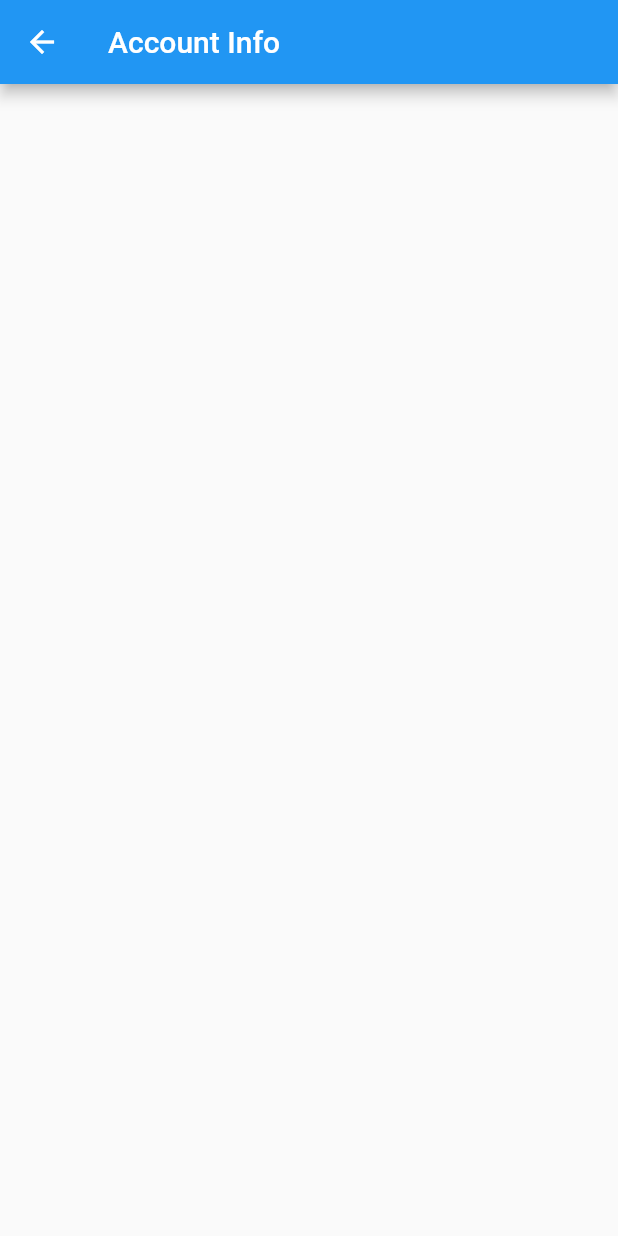
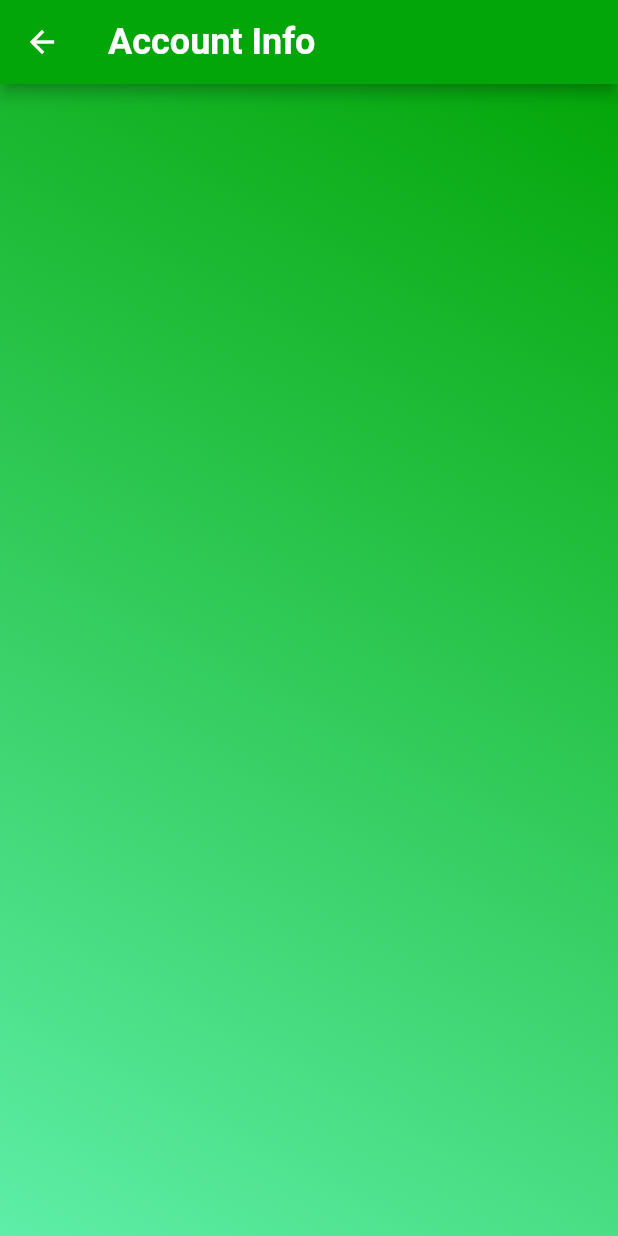
Before and after one commit to JeffreyAguilar/financial_app_proj, a Flutter app: the HomePage screen opened by its route, after a tap on the "account circle" icon, on a phone screen of 412 x 824 dp. Run offline on Flutter 3.47's test engine with Material 2 defaults, Android fonts, the phone set to English and light mode, and no system bars; our stand-ins replace shared_preferences; accounts and stored records are empty.

Commit message:
UI Color Theme implemented

```diff
--- a/financial_app/lib/ui/acc_info.dart
+++ /dev/null
@@ -1,16 +0,0 @@
-import 'package:flutter/material.dart';
-
-class AccInfo extends StatelessWidget {
-  const AccInfo({super.key, required this.title});
-
-  final String title;
-
-  @override
-  Widget build(BuildContext context) {
-    return Scaffold(
-      appBar: AppBar(
-        title: const Text('Account Info'),
-      ),
-    );
-  }
-}
--- /dev/null
+++ b/financial_app/lib/ui/child_acc_info.dart
@@ -0,0 +1,54 @@
+import 'package:flutter/material.dart';
+
+class ChildAccInfo extends StatefulWidget {
+  const ChildAccInfo({super.key, required this.title});
+
+  final String title;
+
+  @override
+  State<ChildAccInfo> createState() => _ChildAccInfoState();
+}
+
+class _ChildAccInfoState extends State<ChildAccInfo> {
+  @override
+  Widget build(BuildContext context) {
+    return Scaffold(
+      appBar: AppBar(
+        backgroundColor: const Color.fromARGB(255, 3, 166, 8),
+        title: const Text('Account Info',
+            style: TextStyle(
+                color: Colors.white,
+                fontSize: 24.0,
+                fontWeight: FontWeight.bold)),
+      ),
+      body: const AccountInformation(),
+    );
+  }
+}
+
+class AccountInformation extends StatefulWidget {
+  const AccountInformation({super.key});
+
+  @override
+  State<AccountInformation> createState() => _AccountInformationState();
+}
+
+class _AccountInformationState extends State<AccountInformation> {
+  @override
+  Widget build(BuildContext context) {
+    return Scaffold(
+      body: Container(
+        decoration: const BoxDecoration(
+            gradient: LinearGradient(
+          begin: Alignment.topRight,
+          end: Alignment.bottomLeft,
+          colors: [
+            Color.fromARGB(255, 3, 166, 8),
+            Color.fromARGB(255, 94, 238, 168)
+          ],
+        )),
+
+      ),
+    );
+  }
+}
--- a/financial_app/lib/ui/home_page.dart
+++ b/financial_app/lib/ui/home_page.dart
@@ -1,5 +1,6 @@
-import 'package:financial_app/ui/acc_info.dart';
+import 'package:financial_app/ui/child_acc_info.dart';
 import 'package:flutter/material.dart';
+
 class HomePage extends StatefulWidget {
   const HomePage({super.key, required this.title});
 
@@ -14,63 +15,115 @@ class _HomePageState extends State<HomePage> {
   Widget build(BuildContext context) {
     return Scaffold(
         appBar: AppBar(
-        title: const Text('Home Page'),
+          backgroundColor: const Color.fromARGB(255, 3, 166, 8),
+          title: const Text('Home Page',
+              style: TextStyle(
+                  color: Colors.white,
+                  fontSize: 24.0,
+                  fontWeight: FontWeight.bold)),
           actions: <Widget>[
             IconButton(
               icon: const Icon(
                 Icons.account_circle_sharp,
                 color: Colors.white,
               ),
-            onPressed: (){
-              Navigator.push(context, MaterialPageRoute(builder: (context){
-                return const AccInfo(title: 'Account Info');
+              onPressed: () {
+                Navigator.push(context, MaterialPageRoute(builder: (context) {
+                  return const ChildAccInfo(title: 'Account Info');
                 }));
               },
             )
           ],
         ),
-      body: const WidgetColumn()
-    );
+        body: const AccountColumn());
   }
 }
 
 // ignore: slash_for_doc_comments
 /// WidgetColumn class will display the widgets that
 /// will navigate the user to the different finance graphs
-class WidgetColumn extends StatefulWidget {
-  const WidgetColumn({super.key});
+class AccountColumn extends StatefulWidget {
+  const AccountColumn({super.key});
 
   @override
-  State<WidgetColumn> createState() => _WidgetColumnState();
+  State<AccountColumn> createState() => _AccountColumnState();
 }
 
-class _WidgetColumnState extends State<WidgetColumn> {
+class _AccountColumnState extends State<AccountColumn> {
   @override
   Widget build(BuildContext context) {
-    return Container(
+    return Scaffold(
+      body: Container(
+          decoration: const BoxDecoration(
+              gradient: LinearGradient(
+                  begin: Alignment.topRight,
+                  end: Alignment.bottomLeft,
+                  colors: [
+                Color.fromARGB(255, 3, 166, 8),
+                Color.fromARGB(255, 94, 238, 168)
+              ])),
+          child: SafeArea(
+              child: Center(
             child: Column(
               mainAxisAlignment: MainAxisAlignment.spaceEvenly,
-        children: [
-          Row(
+              crossAxisAlignment: CrossAxisAlignment.center,
+              children: <Widget>[
+                Container(
+                  padding: const EdgeInsets.symmetric(
+                      horizontal: 100.0, vertical: 8.0),
+                  decoration: BoxDecoration(
+                    color: Colors.white,
+                    borderRadius: BorderRadius.circular(15.0),
+                  ),
+                  child: const Text(
+                    'Graph',
+                    style: TextStyle(fontSize: 24),
+                  ),
+                ),
+                Column(
                   mainAxisAlignment: MainAxisAlignment.spaceEvenly,
-            children: const [
-              Text('Widget 1'),
-            ]
+                  children: <Widget>[
+                    Container(
+                      padding: const EdgeInsets.symmetric(
+                          horizontal: 100.0, vertical: 8.0),
+                      decoration: BoxDecoration(
+                        color: Colors.white,
+                        borderRadius: BorderRadius.circular(15.0),
                       ),
-          Row(
-            mainAxisAlignment: MainAxisAlignment.spaceEvenly,
-            children: const [
-              Text('Widget 2'),
-            ]
+                      child: const Text(
+                        'Account 1: ',
+                        style: TextStyle(fontSize: 24),
                       ),
-          Row(
-            mainAxisAlignment: MainAxisAlignment.spaceEvenly,
-            children: const [
-              Text('Widget 3'),
-            ]
+                    ),
+                    Container(
+                      padding: const EdgeInsets.symmetric(
+                          horizontal: 100.0, vertical: 8.0),
+                      decoration: BoxDecoration(
+                        color: Colors.white,
+                        borderRadius: BorderRadius.circular(15.0),
+                      ),
+                      child: const Text(
+                        'Account 2: ',
+                        style: TextStyle(fontSize: 24),
+                      ),
+                    ),
+                    Container(
+                      padding: const EdgeInsets.symmetric(
+                          horizontal: 100.0, vertical: 8.0),
+                      decoration: BoxDecoration(
+                        color: Colors.white,
+                        borderRadius: BorderRadius.circular(15.0),
+                      ),
+                      child: const Text(
+                        'Account 3:',
+                        style: TextStyle(fontSize: 24),
+                      ),
+                    ),
+                  ],
                 )
               ],
             ),
+          ))),
     );
   }
 }
--- a/financial_app/lib/ui/splash_screen.dart
+++ b/financial_app/lib/ui/splash_screen.dart
@@ -24,17 +24,17 @@ class _SplashScreenState extends State<SplashScreen> {
     }
 
     await Future.delayed(
-      const Duration(seconds: 4),
+      const Duration(seconds: 3),
     );
 
     //include if(skipLogin) block (will either lead user to login screen or into the app)
     if(skipLogin){
       // ignore: use_build_context_synchronously
-      Navigator.pushNamed(context, '/home',);
+      Navigator.pushReplacementNamed(context, '/home',);
     }
     else{
       // ignore: use_build_context_synchronously
-      Navigator.pushNamed(context, '/login',);
+      Navigator.pushReplacementNamed(context, '/login',);
     }
   }
 
```
Also changed, not shown: financial_app/lib/ui/parent_acc_info.dart (added, +54 -0 lines). Lines whose indentation alone changed are shown as unchanged.
